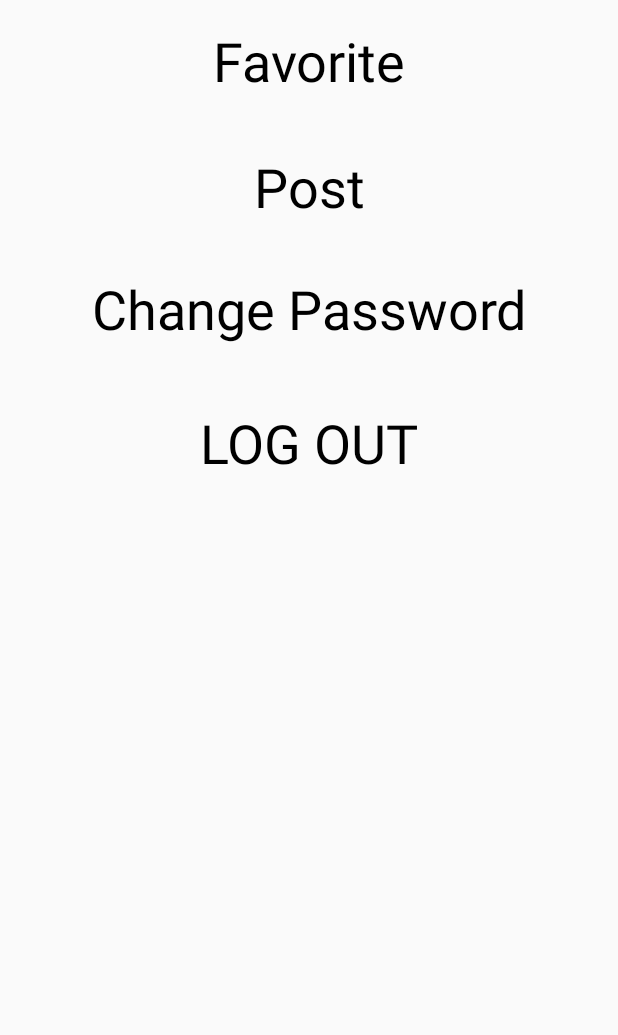
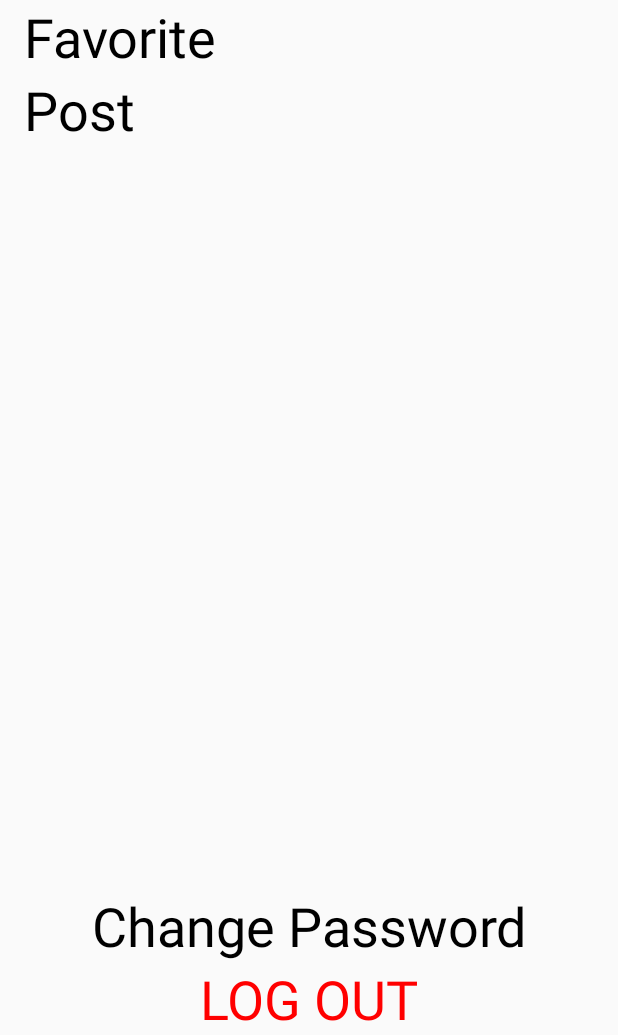
Before and after one commit to CrysisDeu/unilink, an Android app: the My screen opened directly, with no data from a screen before it, on a phone screen of 412 x 824 dp, the part 201-1236 px from its top. Run offline under Robolectric (Android 15) with nearby library versions, the phone set to English and light mode, and no system bars; Roboto replaces fonts that are not available here.

Commit message:
add Style, add letter spacing

```diff
--- a/app/src/main/java/com/teamxod/unilink/SplashActivity.java
+++ b/app/src/main/java/com/teamxod/unilink/SplashActivity.java
@@ -30,17 +30,17 @@ public class SplashActivity extends AppCompatActivity {
                 FirebaseUser currentUser = mAuth.getCurrentUser();
 
                 // need register or login
-                if (currentUser == null) {
+                /*if (currentUser == null) {
                     Intent startIntent = new Intent(SplashActivity.this,StartActivity.class);
                     startActivity(startIntent);
                     finish();
 
                 // already logged in, go to home page
-                } else {
+                } else {*/
                     Intent mainIntent = new Intent(SplashActivity.this, MainActivity.class);
                     startActivity(mainIntent);
                     finish();
-                }
+                //}
 
             }
 
--- a/app/src/main/res/layout/activity_my.xml
+++ b/app/src/main/res/layout/activity_my.xml
@@ -29,13 +29,14 @@
         app:layout_constraintRight_toRightOf="parent"
         app:menu="@menu/navigation" />
 
-    <LinearLayout
+    <RelativeLayout
         android:layout_width="match_parent"
-        android:layout_height="match_parent"
-        android:orientation="vertical">
+        android:layout_height="match_parent">
 
         <LinearLayout
+            android:id="@+id/my_profile"
             android:layout_width="match_parent"
+            android:layout_alignParentTop="true"
             android:layout_height="134dp"
             android:orientation="horizontal">
 
@@ -77,75 +78,43 @@
 
         <LinearLayout
             android:layout_width="match_parent"
-            android:layout_height="84dp"
-            android:layout_marginTop="10dp"
-            android:orientation="horizontal">
+            android:layout_height="wrap_content"
+            android:layout_below="@id/my_profile"
+            android:layout_marginLeft="16dp"
+            android:orientation="vertical">
 
             <TextView
                 android:id="@+id/my_favorite"
-                android:layout_width="match_parent"
-                android:layout_height="61dp"
-                android:layout_marginLeft="0dp"
-                android:layout_marginRight="0dp"
-                android:layout_marginTop="0dp"
-                android:gravity="center_vertical|center_horizontal"
-                android:text="Favorite"
-                android:textColor="@android:color/black"
-                android:textSize="36sp" />
+                style="@style/menu_text"
+                android:text="@string/Favorite" />
+
+            <TextView
+                android:id="@+id/my_post"
+                style="@style/menu_text"
+                android:text="Post" />
+
         </LinearLayout>
 
         <LinearLayout
             android:layout_width="match_parent"
-            android:layout_height="81dp"
-            android:orientation="horizontal">
+            android:layout_height="wrap_content"
+            android:layout_alignParentBottom="true"
+            android:orientation="vertical">
             <TextView
-                android:id="@+id/my_post"
-                android:layout_width="match_parent"
-                android:layout_height="61dp"
-                android:layout_marginLeft="0dp"
-                android:layout_marginRight="0dp"
-                android:layout_marginTop="0dp"
-                android:gravity="center_vertical|center_horizontal"
-                android:text="Post"
-                android:textColor="@android:color/black"
-                android:textSize="36sp" />
+                android:id="@+id/changePassword"
+                style="@style/menu_text"
+                android:gravity="center_horizontal"
+                android:text="Change Password" />
+
+            <TextView
+                android:id="@+id/logout"
+                style="@style/menu_text"
+                android:gravity="center_horizontal"
+                android:textColor="#FF0000"
+                android:text="LOG OUT" />
         </LinearLayout>
 
-        <LinearLayout
-            android:layout_width="match_parent"
-            android:layout_height="89dp"
-            android:orientation="horizontal">
-            <TextView
-                android:id="@+id/changePassword"
-                android:layout_width="match_parent"
-                android:layout_height="61dp"
-                android:layout_marginLeft="0dp"
-                android:layout_marginRight="0dp"
-                android:layout_marginTop="0dp"
-                android:gravity="center_vertical|center_horizontal"
-                android:text="Change Password"
-                android:textColor="@android:color/black"
-                android:textSize="36sp" />
-        </LinearLayout>
-
-        <LinearLayout
-            android:layout_width="match_parent"
-            android:layout_height="76dp"
-            android:orientation="horizontal">
-            <TextView
-                android:id="@+id/logout"
-                android:layout_width="match_parent"
-                android:layout_height="61dp"
-                android:layout_marginLeft="0dp"
-                android:layout_marginRight="0dp"
-                android:layout_marginTop="0dp"
-                android:gravity="center_vertical|center_horizontal"
-                android:text="LOG OUT"
-                android:textColor="@android:color/black"
-                android:textSize="36sp" />
-        </LinearLayout>
-
-    </LinearLayout>
+    </RelativeLayout>
 
     <!--LinearLayout
         android:layout_height="75dp"
--- a/app/src/main/res/layout/activity_splash.xml
+++ b/app/src/main/res/layout/activity_splash.xml
@@ -45,9 +45,10 @@
         android:layout_marginStart="8dp"
         android:layout_marginTop="8dp"
         android:fontFamily="@font/roboto_black"
-        android:text="@string/u_n_i_l_i_n_k"
+        android:text="@string/unilink_cap"
         android:textColor="@android:color/background_light"
         android:textSize="60sp"
+        android:letterSpacing="0.25"
         app:layout_constraintBottom_toBottomOf="@+id/imageView3"
         app:layout_constraintEnd_toEndOf="parent"
         app:layout_constraintStart_toStartOf="parent"
--- a/app/src/main/res/layout/activity_start.xml
+++ b/app/src/main/res/layout/activity_start.xml
@@ -44,9 +44,10 @@
         android:layout_marginStart="8dp"
         android:layout_marginTop="8dp"
         android:fontFamily="@font/roboto_black"
-        android:text="@string/u_n_i_l_i_n_k"
+        android:text="@string/unilink_cap"
         android:textColor="@android:color/background_light"
         android:textSize="60sp"
+        android:letterSpacing="0.25"
         app:layout_constraintBottom_toBottomOf="@+id/imageView3"
         app:layout_constraintEnd_toEndOf="parent"
         app:layout_constraintStart_toStartOf="parent"
--- a/app/src/main/res/values/strings.xml
+++ b/app/src/main/res/values/strings.xml
@@ -3,6 +3,8 @@
     <string name="title_home">Home</string>
     <string name="title_dashboard">Dashboard</string>
     <string name="title_notifications">Notifications</string>
-    <string name="u_n_i_l_i_n_k">U N I L I N K</string>
+    <string name="unilink_cap">UNILINK</string>
     <string name="welcome_to">WELCOME TO</string>
+
+    <string name="Favorite">Favorite</string>
 </resources>
--- a/app/src/main/res/values/styles.xml
+++ b/app/src/main/res/values/styles.xml
@@ -15,6 +15,12 @@
         <item name="android:windowContentOverlay">@null</item>
     </style>
 
+    <style name="menu_text">
+        <item name="android:layout_width">match_parent</item>
+        <item name="android:layout_height">wrap_content</item>
+        <item name="android:textSize">36sp</item>
+        <item name="android:textColor">@android:color/black</item>>
+    </style>
 
 
 </resources>
```
